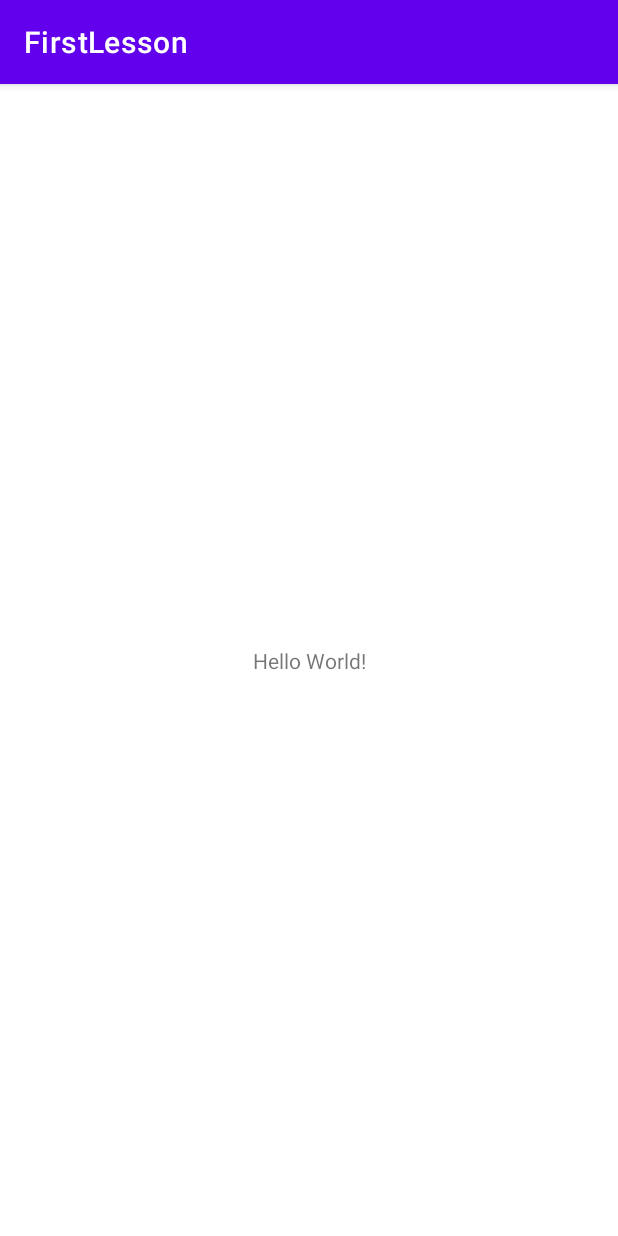
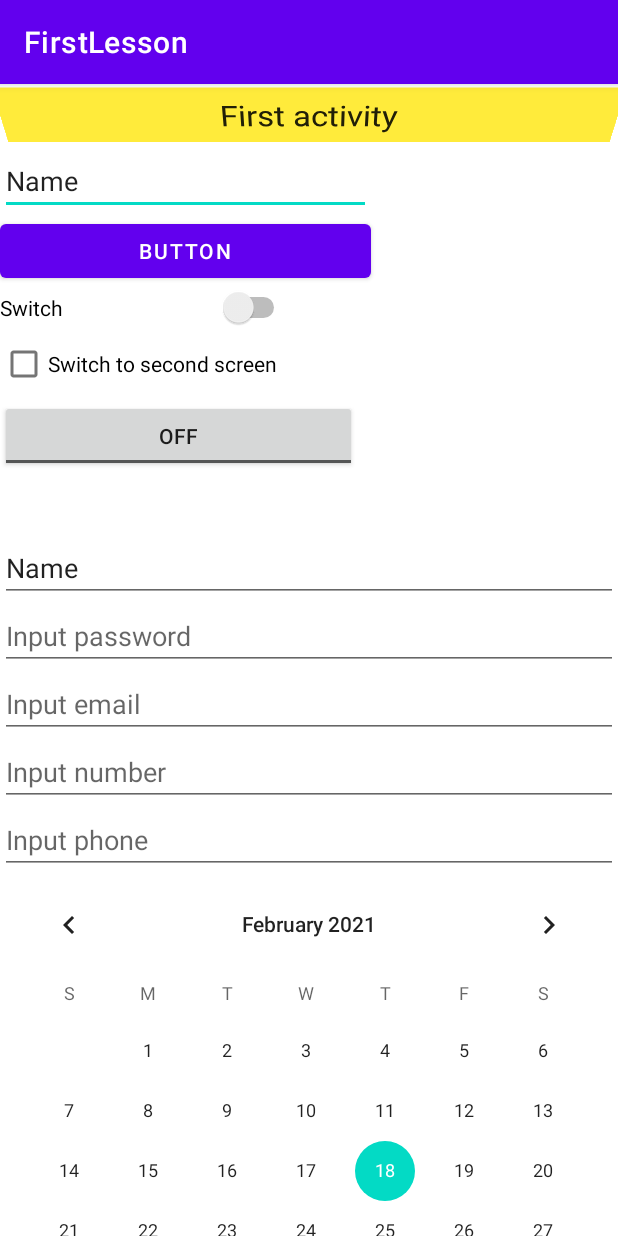
Before and after one commit to tatarintsevvv/android_lessons, an Android app: the screen it shows after launch (MainActivity), on a phone screen of 412 x 824 dp. Run offline under Robolectric (Android 15) with nearby library versions, the light colour scheme and no system bars.

Commit message:
экран с двумя линейными макетами, первый урок

```diff
--- a/app/src/main/res/layout/activity_main.xml
+++ b/app/src/main/res/layout/activity_main.xml
@@ -6,13 +6,127 @@
     android:layout_height="match_parent"
     tools:context=".MainActivity">
 
-    <TextView
-        android:layout_width="wrap_content"
+    <LinearLayout
+        android:layout_width="match_parent"
+        android:layout_height="300dp"
+        android:orientation="vertical"
+        app:layout_constraintEnd_toEndOf="parent"
+        app:layout_constraintStart_toStartOf="parent"
+        app:layout_constraintTop_toTopOf="parent">
+
+        <TextView
+            android:id="@+id/textView"
+            android:layout_width="match_parent"
+            android:layout_height="42dp"
+            android:background="#FFEB3B"
+            android:gravity="center|clip_vertical|center_horizontal"
+            android:rotationX="-30"
+            android:text="@string/first_activity_text"
+            android:textAppearance="@style/TextAppearance.AppCompat.Large"
+            app:layout_constraintBottom_toBottomOf="parent"
+            app:layout_constraintLeft_toLeftOf="parent"
+            app:layout_constraintRight_toRightOf="parent"
+            app:layout_constraintTop_toTopOf="parent" />
+
+        <EditText
+            android:id="@+id/editTextTextPersonName"
+            android:layout_width="247dp"
+            android:layout_height="wrap_content"
+            android:ems="10"
+            android:hint="@string/name_edit_hint"
+            android:importantForAutofill="no"
+            android:inputType="textPersonName"
+            android:text="@string/name_edit_text"
+            tools:ignore="LabelFor" />
+
+        <Button
+            android:id="@+id/button2"
+            android:layout_width="247dp"
+            android:layout_height="wrap_content"
+            android:text="@string/button_label" />
+
+        <Switch
+            android:id="@+id/switch2"
+            android:layout_width="193dp"
+            android:layout_height="wrap_content"
+            android:text="@string/switch_label"
+            tools:ignore="UseSwitchCompatOrMaterialXml" />
+
+        <CheckBox
+            android:id="@+id/checkBox2"
+            android:layout_width="247dp"
+            android:layout_height="wrap_content"
+            android:text="@string/checkbox_label" />
+
+        <ToggleButton
+            android:id="@+id/toggleButton2"
+            android:layout_width="238dp"
+            android:layout_height="wrap_content"
+            android:text="@string/togglebutton_label" />
+
+
+    </LinearLayout>
+
+    <LinearLayout
+        android:id="@+id/linearLayout2"
+        android:layout_width="match_parent"
         android:layout_height="wrap_content"
-        android:text="Hello World!"
-        app:layout_constraintBottom_toBottomOf="parent"
-        app:layout_constraintLeft_toLeftOf="parent"
-        app:layout_constraintRight_toRightOf="parent"
-        app:layout_constraintTop_toTopOf="parent" />
+        android:layout_marginTop="300dp"
+        android:orientation="vertical"
+        app:layout_constraintTop_toTopOf="parent"
+
+>
+
+        <EditText
+            android:id="@+id/editTextTextPersonName2"
+            android:layout_width="match_parent"
+            android:layout_height="wrap_content"
+            android:ems="10"
+            android:hint="@string/input_name_hint"
+            android:importantForAutofill="no"
+            android:inputType="textPersonName"
+            android:text="@string/name2_edit_text" />
+
+        <EditText
+            android:id="@+id/editTextTextPassword"
+            android:layout_width="match_parent"
+            android:layout_height="wrap_content"
+            android:ems="10"
+            android:hint="@string/input_password_hint"
+            android:importantForAutofill="no"
+            android:inputType="textPassword" />
+
+        <EditText
+            android:id="@+id/editTextTextEmailAddress"
+            android:layout_width="match_parent"
+            android:layout_height="wrap_content"
+            android:ems="10"
+            android:hint="@string/input_email_hint"
+            android:importantForAutofill="no"
+            android:inputType="textEmailAddress" />
+
+        <EditText
+            android:id="@+id/editTextNumber"
+            android:layout_width="match_parent"
+            android:layout_height="wrap_content"
+            android:ems="10"
+            android:hint="@string/input_number_hint"
+            android:importantForAutofill="no"
+            android:inputType="number" />
+
+        <EditText
+            android:id="@+id/editTextPhone"
+            android:layout_width="match_parent"
+            android:layout_height="wrap_content"
+            android:ems="10"
+            android:hint="@string/input_phone_hint"
+            android:importantForAutofill="no"
+            android:inputType="phone" />
+
+        <CalendarView
+            android:id="@+id/calendarView"
+            android:layout_width="match_parent"
+            android:layout_height="327dp" />
+    </LinearLayout>
 
 </androidx.constraintlayout.widget.ConstraintLayout>
--- a/app/src/main/res/values/strings.xml
+++ b/app/src/main/res/values/strings.xml
@@ -1,3 +1,25 @@
 <resources>
     <string name="app_name">FirstLesson</string>
+    <string name="first_activity_text">First activity</string>
+    <string name="name_edit_text">Name</string>
+    <string name="button_label">Button</string>
+    <string name="checkbox_label">Switch to second screen</string>
+    <string name="switch_label">Switch</string>
+    <string name="togglebutton_label">ToggleButton</string>
+    <string name="name_edit_hint">Input your name</string>
+    <string name="title_activity_second">SecondActivity</string>
+    <!-- Strings used for fragments for navigation -->
+    <string name="first_fragment_label">First Fragment</string>
+    <string name="second_fragment_label">Second Fragment</string>
+    <string name="next">Next</string>
+    <string name="previous">Previous</string>
+
+    <string name="hello_first_fragment">Hello first fragment</string>
+    <string name="hello_second_fragment">Hello second fragment. Arg: %1$s</string>
+    <string name="name2_edit_text">Name</string>
+    <string name="input_name_hint">Input name</string>
+    <string name="input_password_hint">Input password</string>
+    <string name="input_email_hint">Input email</string>
+    <string name="input_number_hint">Input number</string>
+    <string name="input_phone_hint">Input phone</string>
 </resources>
```
